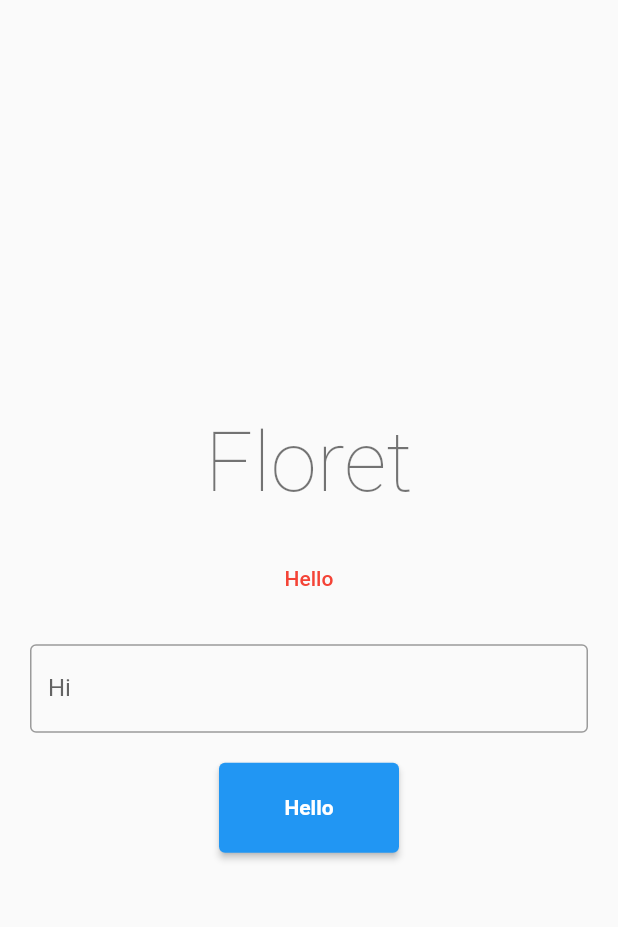
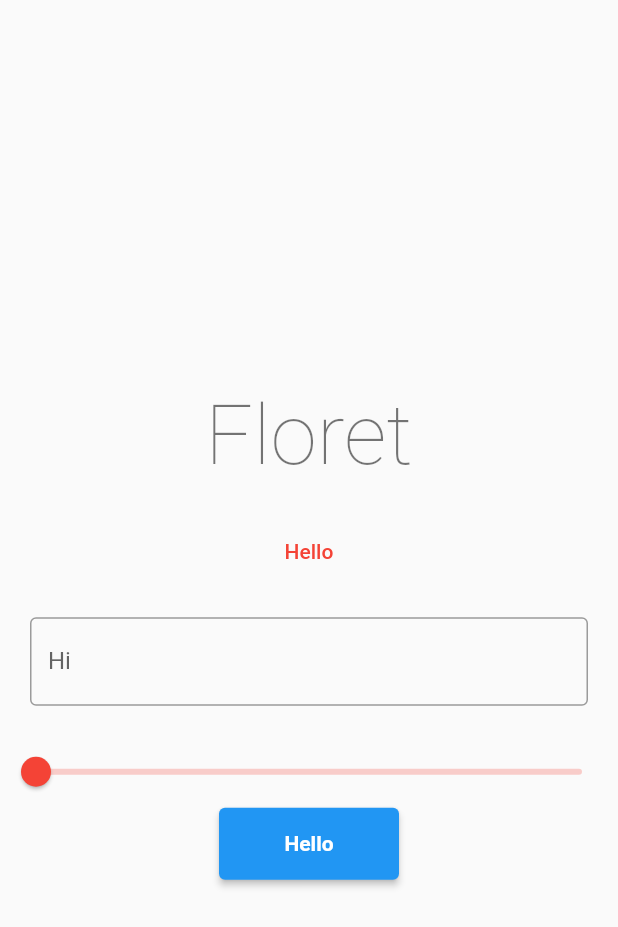
Before and after one commit to SaltyAom/desire, a Flutter app: the screen it shows after launch, on a phone screen of 412 x 824 dp. Shown: the top 927 px of the screen. Run offline on Flutter 3.47's test engine with Material 2 defaults, Android fonts, the phone set to English and light mode, and no system bars.

Commit message:
:tada: feat: alert

```diff
--- a/examples/lib/main.dart
+++ b/examples/lib/main.dart
@@ -4,61 +4,6 @@ import 'package:desire/desire.dart';
 import 'package:flutter/rendering.dart';
 
 import 'package:desire/floret/floret.dart';
-
-class De {
-  static color(Color color) => TextStyle(color: color);
-
-  static TextStyle xl(double size) => TextStyle(fontSize: size);
-  static Column center = Column(
-    mainAxisAlignment: MainAxisAlignment.center,
-    crossAxisAlignment: CrossAxisAlignment.center,
-  );
-
-  static rounded([double radius = 8]) => (child) => ClipRRect(
-        child: child,
-        borderRadius: BorderRadius.all(
-          Radius.circular(radius),
-        ),
-      );
-
-  static p([double padding = 20]) => (child) => Padding(
-        child: child,
-        padding: EdgeInsets.all(padding),
-      );
-
-  static Container bg(Color color) => Container(
-        decoration: BoxDecoration(
-          color: color,
-        ),
-      );
-
-  static BoxConstraints size() =>
-      const BoxConstraints.tightFor(width: 100, height: 100);
-}
-
-class DeIn {
-  static Slider color(Color color) => Slider(
-        value: 0,
-        onChanged: (_) {},
-        thumbColor: color,
-        activeColor: color,
-        inactiveColor: color.withOpacity(.25),
-      );
-
-  static AlertDialog titleColor(Color color) => AlertDialog(
-        titleTextStyle: De.color(color),
-      );
-}
-
-class DeBtn {
-  static ButtonStyle bg(Color color) => ButtonStyle(
-        backgroundColor: MaterialStateProperty.all(color),
-      );
-
-  static ButtonStyle color(Color color) => ButtonStyle(
-        foregroundColor: MaterialStateProperty.all(color),
-      );
-}
 
 void main() {
   runApp(const MyApp());
@@ -79,6 +24,22 @@ class MyApp extends StatelessWidget {
   }
 }
 
+class MyClass {
+  static final button = [
+    frb.bg(all: Colors.blue),
+    frb.elevation(base: 2, pressed: 10),
+    frb.size(all: const Size(120, 48)),
+    frt.color(Colors.white),
+    frt.size(21),
+    frt.bold
+  ];
+  static title(context) => [
+        frt.h2(context),
+        frt.w200,
+        frt.center,
+      ];
+}
+
 class HomePage extends StatelessWidget {
   const HomePage({Key? key}) : super(key: key);
 
@@ -87,11 +48,11 @@ class HomePage extends StatelessWidget {
     return Scaffold(
       body: Column(
         children: [
-          const Text("Floret").desire([
-            frt.h2(context),
-            frt.w200,
-            frt.center,
-          ]).desirable()
+          const Text("Floret")
+              .desire(
+                MyClass.title(context),
+              )
+              .desirable()
             ..use([
               fr.p(20),
             ]),
@@ -103,8 +64,7 @@ class HomePage extends StatelessWidget {
           ]),
           const TextField(
             decoration: InputDecoration(labelText: "Hi"),
-          ).desire(
-            [
+          ).desire([
             frid.floatingLabelStyle(
               const TextStyle().desire([
                 frt.fontSize(16),
@@ -112,10 +72,17 @@ class HomePage extends StatelessWidget {
               ]),
             ),
             frid.border(const OutlineInputBorder())
-            ],
-          ).desirable()
+          ]).desirable()
             ..use([
               fr.p(20),
+            ]),
+          Slider(
+            value: 0,
+            min: 0,
+            max: 100,
+            onChanged: (_) {},
+          ).desire([
+            frsl.autoColor(Colors.red),
           ]),
           ElevatedButton(
             child: const Text("Hello"),
@@ -125,17 +92,10 @@ class HomePage extends StatelessWidget {
                 builder: (_) => const AlertDialog(
                   title: Text("Hello World"),
                   content: Text("Lorem Ipsum Dolar"),
-                ).desire([DeIn.titleColor(Colors.red)]),
+                ),
               );
             },
-          ).desire([
-            frb.bg(all: Colors.blue),
-            frb.elevation(base: 2, pressed: 10),
-            frb.size(all: const Size(120, 60)),
-            frt.color(Colors.white),
-            frt.size(18),
-            frt.bold
-          ]),
+          ).desire(MyClass.button),
         ],
       ).desire([
         frr.mainCenter,
--- /dev/null
+++ b/lib/floret/widget/slider.dart
@@ -0,0 +1,23 @@
+import 'package:flutter/material.dart';
+
+@immutable
+// ignore: camel_case_types
+class frsl {
+  const frsl() : assert(true, "You shouldn't construct frs (Floret Slider)");
+
+  static color({Color? active, Color? inactive, Color? thumb}) => Slider(
+        value: 0,
+        onChanged: null,
+        activeColor: active,
+        inactiveColor: inactive,
+        thumbColor: thumb,
+      );
+
+  static autoColor(Color color) => Slider(
+        value: 0,
+        onChanged: null,
+        activeColor: color,
+        thumbColor: color,
+        inactiveColor: color.withOpacity(.25),
+      );
+}
--- a/lib/floret/widget/widget.dart
+++ b/lib/floret/widget/widget.dart
@@ -3,6 +3,7 @@ export 'floret.dart';
 export 'button.dart';
 export 'input_decoration.dart';
 export 'row.dart';
+export 'slider.dart';
 export 'stack.dart';
 export 'text.dart';
 export 'text_field.dart';
```
Also changed, not shown: lib/floret/widget/alert.dart (added, +93 -0 lines). Lines whose indentation alone changed are shown as unchanged.
